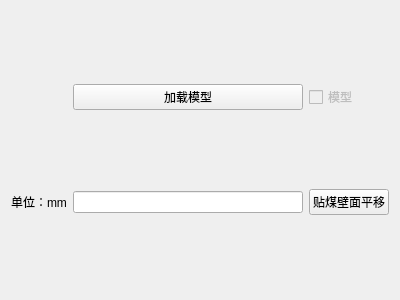
Qt form ui/CoalCutter.ui (ez4jc/working_face_master) before a commit.
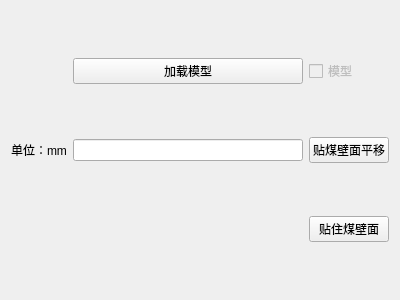
The same form after that commit.

What changed in the file:
```diff
--- a/ui/CoalCutter.ui
+++ b/ui/CoalCutter.ui
@@ -52,6 +52,13 @@
      </property>
     </widget>
    </item>
+   <item row="3" column="2">
+    <widget class="QPushButton" name="pushButton_fitSeamSurface">
+     <property name="text">
+      <string>贴住煤壁面</string>
+     </property>
+    </widget>
+   </item>
   </layout>
  </widget>
  <resources/>
```
Left out of the diff: 14 changed lines with no effect on the pictures.
